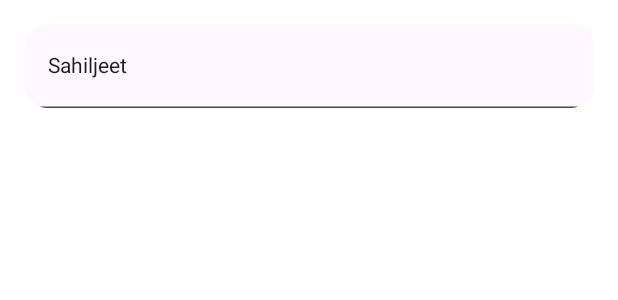
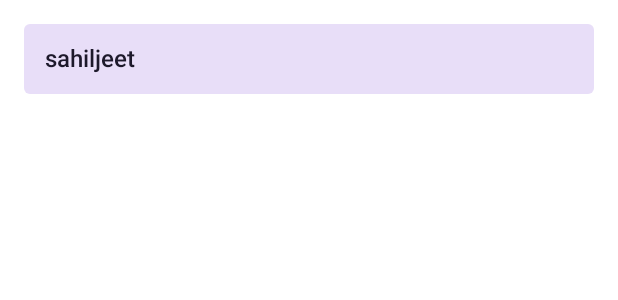
Before and after one commit to BobbySandhu/movies-compose, an Android app built with Jetpack Compose: the @Preview function SearchPreview, on a phone screen of 412 x 824 dp. Shown: the top 300 px of the screen. Run offline under Robolectric (Android 15) with nearby library versions, the phone set to English and light mode, and no system bars.

```diff
--- a/app/src/main/java/com/atlyssahil/common/presentation/components/SearchBar.kt
+++ b/app/src/main/java/com/atlyssahil/common/presentation/components/SearchBar.kt
@@ -1,7 +1,11 @@
 package com.atlyssahil.common.presentation.components
 
+import androidx.compose.foundation.background
+import androidx.compose.foundation.border
 import androidx.compose.foundation.layout.fillMaxWidth
 import androidx.compose.foundation.layout.padding
+import androidx.compose.foundation.shape.RoundedCornerShape
+import androidx.compose.foundation.text.BasicTextField
 import androidx.compose.foundation.text.KeyboardOptions
 import androidx.compose.material3.MaterialTheme
 import androidx.compose.material3.Text
@@ -9,53 +13,39 @@ import androidx.compose.material3.TextField
 import androidx.compose.material3.TextFieldDefaults
 import androidx.compose.runtime.Composable
 import androidx.compose.ui.Modifier
+import androidx.compose.ui.graphics.Color
+import androidx.compose.ui.text.TextStyle
+import androidx.compose.ui.text.font.FontWeight
+import androidx.compose.ui.text.input.ImeAction
 import androidx.compose.ui.text.input.KeyboardCapitalization
 import androidx.compose.ui.text.input.KeyboardType
 import androidx.compose.ui.tooling.preview.Preview
 import androidx.compose.ui.unit.dp
+import androidx.compose.ui.unit.sp
 
 @Composable
 fun SearchBar(
     modifier: Modifier = Modifier,
 ) {
-    TextField(
-        modifier = modifier
+    BasicTextField(
+        value = "sahiljeet",
+        onValueChange = {  },
+        modifier = Modifier
+            .padding(16.dp)
+            .background(
+                shape = RoundedCornerShape(4.dp),
+                color = MaterialTheme.colorScheme.secondaryContainer
+            )
             .fillMaxWidth()
-            .padding(start = 16.dp, top = 16.dp, end = 16.dp, bottom = 20.dp),
-        value = "Sahiljeet",
-        onValueChange = {
-            //onEvent(SearchUiEvents.SearchTermChanged(it))
-        },
-        placeholder = {
-            Text(
-                text = "Search movies",
-                color = MaterialTheme.colorScheme.onBackground.copy(.5f),
-            )
-        },
-        shape = MaterialTheme.shapes.large,
-        keyboardOptions = KeyboardOptions.Default.copy(
-            capitalization = KeyboardCapitalization.Words,
-            keyboardType = KeyboardType.Text,
-        ),
-        colors = TextFieldDefaults.colors(
-            unfocusedContainerColor = MaterialTheme.colorScheme.background,
-            focusedContainerColor = MaterialTheme.colorScheme.background,
-        ),
+            .padding(14.dp),
         maxLines = 1,
         singleLine = true,
-        trailingIcon = {
-            /*if (state.searchTerm.isNotEmpty()) {
-                IconButton(onClick = {
-                    onEvent(SearchUiEvents.ClearSearchTerm)
-                }) {
-                    Icon(
-                        imageVector = Icons.Default.Close,
-                        tint = MaterialTheme.colorScheme.onBackground.copy(.5f),
-                        contentDescription = null
-                    )
-                }
-            }*/
-        },
+        keyboardOptions = KeyboardOptions(autoCorrect = false, imeAction = ImeAction.Done),
+        textStyle = TextStyle(
+            fontSize = 16.sp,
+            fontWeight = FontWeight.Medium,
+            color = MaterialTheme.colorScheme.onSecondaryContainer
+        ),
     )
 }
 
--- a/app/src/main/java/com/atlyssahil/ui/home/presentation/MovieListScreenViewModel.kt
+++ b/app/src/main/java/com/atlyssahil/ui/home/presentation/MovieListScreenViewModel.kt
@@ -20,10 +20,6 @@ class MovieListScreenViewModel @Inject constructor(
 
     private val _uiState = MutableStateFlow(MovieListUiState())
     val uiState = _uiState.asStateFlow()
-
-    init {
-        getTrendingMovies()
-    }
 
     fun getTrendingMovies() {
         viewModelScope.launch(Dispatchers.IO) {
--- a/app/src/main/java/com/atlyssahil/ui/theme/Type.kt
+++ b/app/src/main/java/com/atlyssahil/ui/theme/Type.kt
@@ -14,8 +14,7 @@ val Typography = Typography(
         fontSize = 16.sp,
         lineHeight = 24.sp,
         letterSpacing = 0.5.sp
-    )
-    /* Other default text styles to override
+    ),
     titleLarge = TextStyle(
         fontFamily = FontFamily.Default,
         fontWeight = FontWeight.Normal,
@@ -30,5 +29,4 @@ val Typography = Typography(
         lineHeight = 16.sp,
         letterSpacing = 0.5.sp
     )
-    */
 )
--- a/app/src/main/res/values/strings.xml
+++ b/app/src/main/res/values/strings.xml
@@ -1,3 +1,4 @@
 <resources>
     <string name="app_name">Atlys Sahil</string>
+    <string name="some_error_occurred">Some error occurred.</string>
 </resources>
```
Also changed, not shown: app/src/main/java/com/atlyssahil/ui/details/presentation/DetailScreen.kt (+23 -4 lines), app/src/main/java/com/atlyssahil/ui/home/presentation/MovieListScreen.kt (+68 -6 lines).
